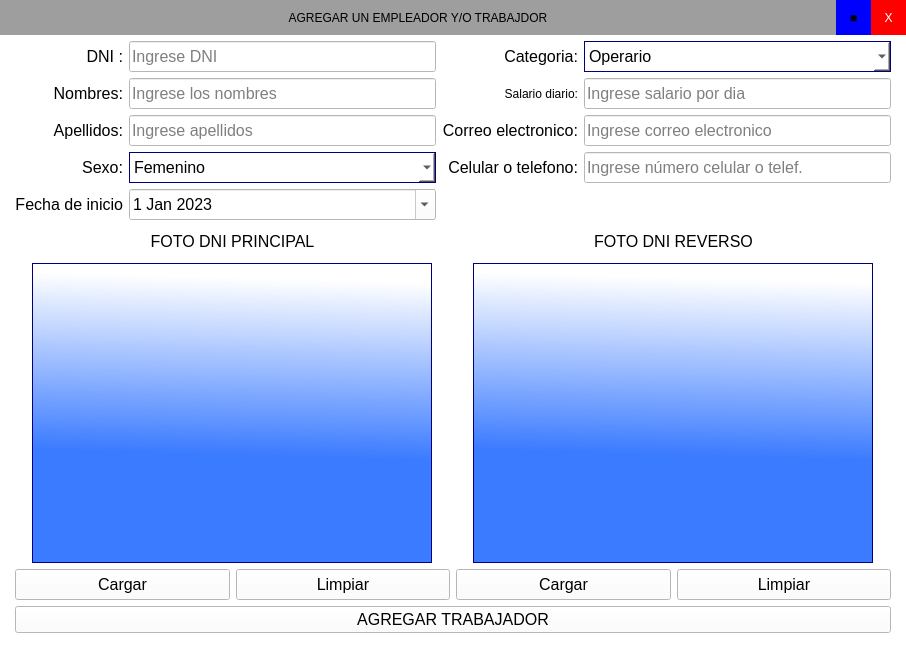
Before: the Qt Designer form ui_files/add_worker.ui in Romehe369/aec_contrastistas_g, drawn with Qt 5.
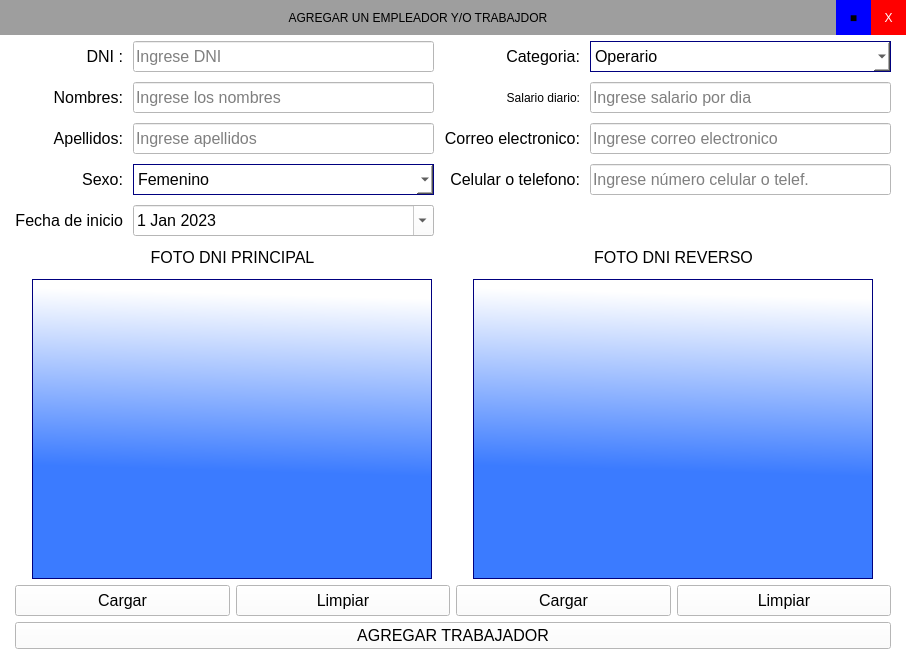
After: the same form once the commit is applied.

The edit to the form file:
```diff
--- a/ui_files/add_worker.ui
+++ b/ui_files/add_worker.ui
@@ -135,6 +135,9 @@
     </item>
     <item>
      <layout class="QVBoxLayout" name="verticalLayout">
+      <property name="spacing">
+       <number>6</number>
+      </property>
       <item>
        <layout class="QGridLayout" name="gridLayout">
         <property name="leftMargin">
@@ -149,6 +152,9 @@
         <property name="bottomMargin">
          <number>0</number>
         </property>
+        <property name="spacing">
+         <number>10</number>
+        </property>
         <item row="1" column="0">
          <widget class="QLabel" name="lblName">
           <property name="minimumSize">
```
